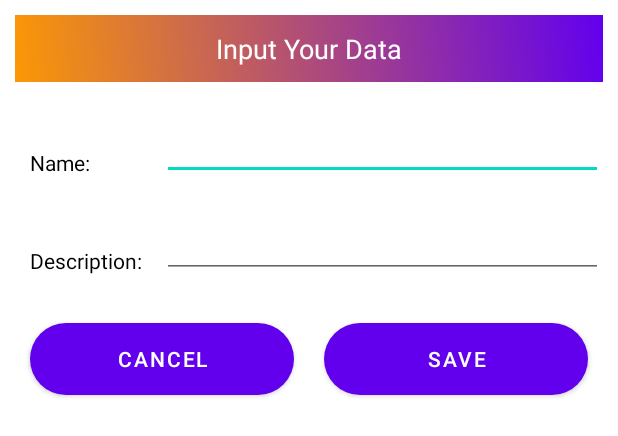
After one commit to BalukuBrian/BalbriApp, an Android app: the layout inputlayout.xml on its own in the app's theme, with its tools: preview values and no code run, on a phone screen of 412 x 824 dp. The commit adds this screen. Shown: the top 436 px of the screen. Run offline under Robolectric (Android 15) with nearby library versions, the phone set to English and light mode, and no system bars.

Commit message:
implementing the floating button

```diff
--- a/app/src/main/java/com/example/balbriapp/HomeActivity.java
+++ b/app/src/main/java/com/example/balbriapp/HomeActivity.java
@@ -1,5 +1,6 @@
 package com.example.balbriapp;
 
+import android.app.AlertDialog;
 import android.os.Bundle;
 
 import com.google.android.material.floatingactionbutton.FloatingActionButton;
@@ -8,7 +9,10 @@ import com.google.android.material.snackbar.Snackbar;
 import androidx.appcompat.app.AppCompatActivity;
 import androidx.appcompat.widget.Toolbar;
 
+import android.view.LayoutInflater;
 import android.view.View;
+import android.widget.Button;
+import android.widget.EditText;
 
 public class HomeActivity extends AppCompatActivity {
 
@@ -16,17 +20,62 @@ public class HomeActivity extends AppCompatActivity {
     protected void onCreate(Bundle savedInstanceState) {
         super.onCreate(savedInstanceState);
         setContentView(R.layout.activity_home);
+
+
         Toolbar toolbar = findViewById(R.id.toolbar);
         setSupportActionBar(toolbar);
+
         getSupportActionBar().setTitle("BalbriApp");
 
         FloatingActionButton fab = findViewById(R.id.fab);
         fab.setOnClickListener(new View.OnClickListener() {
             @Override
             public void onClick(View view) {
-                Snackbar.make(view, "You clicked the Edit pen", Snackbar.LENGTH_SHORT)
-                        .setAction("Action", null).show();
+//                Snackbar.make(view, "You clicked the Edit pen", Snackbar.LENGTH_SHORT)
+//                        .setAction("Action", null).show();
+
+                AddData();
             }
         });
     }
+
+    private void AddData(){
+
+        AlertDialog.Builder mydialog = new AlertDialog.Builder(this);
+        LayoutInflater inflater = LayoutInflater.from(this);
+
+        View myview = inflater.inflate(R.layout.inputlayout, null);
+
+        mydialog.setView(myview);
+        AlertDialog dialog = mydialog.create();
+
+        dialog.setCancelable(false);
+        EditText name = myview.findViewById(R.id.name);
+        EditText description = myview.findViewById(R.id.description);
+
+        Button btnCancel= myview.findViewById(R.id.button_cancel);
+        Button btnSave= myview.findViewById(R.id.button_save);
+
+        btnSave.setOnClickListener(new View.OnClickListener() {
+            @Override
+            public void onClick(View v) {
+                dialog.dismiss();
+
+            }
+        });
+
+
+        btnCancel.setOnClickListener(new View.OnClickListener() {
+            @Override
+            public void onClick(View v) {
+                dialog.dismiss();
+            }
+        });
+
+
+
+
+        dialog.show();
+
+    }
 }
--- a/app/src/main/java/com/example/balbriapp/MainActivity.java
+++ b/app/src/main/java/com/example/balbriapp/MainActivity.java
@@ -37,6 +37,12 @@ public class MainActivity extends AppCompatActivity {
 
         /* Firebase */
         mAuth =  FirebaseAuth.getInstance();
+
+        /*This if helps a user not to log in every time*/
+        if (mAuth.getCurrentUser()!=null){
+            startActivity(new Intent(getApplicationContext(),HomeActivity.class));
+        }
+
         mDialog = new ProgressDialog(this);
 
 
--- /dev/null
+++ b/app/src/main/res/layout/inputlayout.xml
@@ -0,0 +1,138 @@
+<?xml version="1.0" encoding="utf-8"?>
+<LinearLayout xmlns:android="http://schemas.android.com/apk/res/android"
+    xmlns:app="http://schemas.android.com/apk/res-auto"
+    xmlns:tools="http://schemas.android.com/tools"
+    android:layout_width="match_parent"
+    android:layout_height="match_parent"
+    android:orientation="vertical"
+    android:layout_gravity="center">
+
+    <TextView
+        android:layout_width="match_parent"
+        android:layout_height="wrap_content"
+        android:text="Input Your Data"
+        android:background="@drawable/toolbar_design"
+        android:layout_margin="10dp"
+        android:padding="10dp"
+        android:gravity="center"
+        android:textAppearance="?android:textAppearanceMedium"
+        android:textColor="@color/white"
+        />
+    <LinearLayout
+        android:layout_width="match_parent"
+        android:layout_height="wrap_content"
+        android:layout_margin="10dp"
+        android:orientation="horizontal">
+
+        <RelativeLayout
+            android:layout_width="0dp"
+            android:layout_weight="1"
+            android:layout_height="wrap_content">
+
+            <TextView
+                android:layout_width="match_parent"
+                android:layout_height="wrap_content"
+                android:text="Name:"
+                android:textColor="@color/black"
+                android:layout_margin="10dp"
+            />
+
+        </RelativeLayout>
+
+        <RelativeLayout
+            android:layout_width="0dp"
+            android:layout_weight="3"
+            android:layout_height="wrap_content">
+
+            <EditText
+                android:id="@+id/name"
+                android:layout_width="match_parent"
+                android:layout_height="wrap_content"
+                android:paddingRight="10dp"
+                android:textAppearance="?android:textAppearanceMedium" />
+
+        </RelativeLayout>
+
+    </LinearLayout>
+
+
+    <LinearLayout
+        android:layout_width="match_parent"
+        android:layout_height="wrap_content"
+
+        android:layout_margin="10dp"
+        android:orientation="horizontal">
+
+        <RelativeLayout
+            android:layout_width="0dp"
+            android:layout_weight="1"
+            android:layout_height="wrap_content">
+
+            <TextView
+                android:layout_width="match_parent"
+                android:layout_height="wrap_content"
+                android:text="Description:"
+                android:textColor="@color/black"
+                android:layout_margin="10dp"
+                />
+
+        </RelativeLayout>
+
+        <RelativeLayout
+            android:layout_width="0dp"
+            android:layout_weight="3"
+            android:layout_height="wrap_content">
+
+            <EditText
+                android:id="@+id/description"
+                android:layout_width="match_parent"
+                android:layout_height="wrap_content"
+                android:paddingRight="10dp" />
+
+        </RelativeLayout>
+
+    </LinearLayout>
+
+
+    <LinearLayout
+        android:layout_width="match_parent"
+        android:layout_height="wrap_content"
+        android:layout_margin="10dp"
+        android:orientation="horizontal">
+
+        <RelativeLayout
+            android:layout_width="0dp"
+            android:layout_height="wrap_content"
+            android:layout_weight="2">
+
+            <Button
+                android:id="@+id/button_cancel"
+                android:layout_height="wrap_content"
+                android:layout_width="match_parent"
+                android:text="CANCEL"
+                android:layout_margin="10dp"
+                android:background="@drawable/sign_up_button"/>
+
+        </RelativeLayout>
+
+        <RelativeLayout
+            android:layout_width="0dp"
+            android:layout_weight="2"
+            android:layout_height="wrap_content">
+
+            <Button
+                android:id="@+id/button_save"
+                android:layout_width="match_parent"
+                android:layout_height="wrap_content"
+                android:layout_margin="10dp"
+                android:text="SAVE"
+                android:background="@drawable/sign_up_button"
+                />
+
+        </RelativeLayout>
+
+
+    </LinearLayout>
+
+
+</LinearLayout>
```
